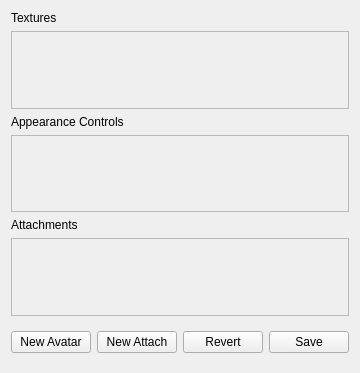
First picture: the form in bin/data/ui/avatareditor.ui, repository realXtend/tundra, before the edit.
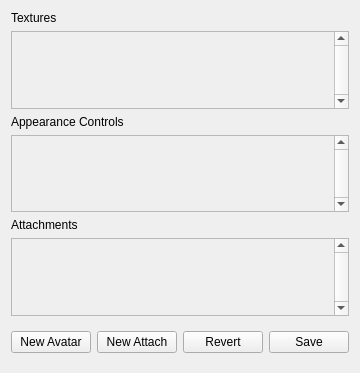
Second picture: the form after the edit.

Commit message: Disabled horizontal scrollbars in avatar editor, made verticals always on. Changed version number for coming release.

What changed in the file:
```diff
--- a/bin/data/ui/avatareditor.ui
+++ b/bin/data/ui/avatareditor.ui
@@ -39,7 +39,10 @@
       <enum>QFrame::Sunken</enum>
      </property>
      <property name="verticalScrollBarPolicy">
-      <enum>Qt::ScrollBarAsNeeded</enum>
+      <enum>Qt::ScrollBarAlwaysOn</enum>
+     </property>
+     <property name="horizontalScrollBarPolicy">
+      <enum>Qt::ScrollBarAlwaysOff</enum>
      </property>
      <property name="widgetResizable">
       <bool>false</bool>
@@ -93,7 +96,10 @@
       </sizepolicy>
      </property>
      <property name="verticalScrollBarPolicy">
-      <enum>Qt::ScrollBarAsNeeded</enum>
+      <enum>Qt::ScrollBarAlwaysOn</enum>
+     </property>
+     <property name="horizontalScrollBarPolicy">
+      <enum>Qt::ScrollBarAlwaysOff</enum>
      </property>
      <property name="widgetResizable">
       <bool>false</bool>
@@ -141,7 +147,10 @@
       </sizepolicy>
      </property>
      <property name="verticalScrollBarPolicy">
-      <enum>Qt::ScrollBarAsNeeded</enum>
+      <enum>Qt::ScrollBarAlwaysOn</enum>
+     </property>
+     <property name="horizontalScrollBarPolicy">
+      <enum>Qt::ScrollBarAlwaysOff</enum>
      </property>
      <property name="widgetResizable">
       <bool>false</bool>
```
The commit also changes 5 other files.
